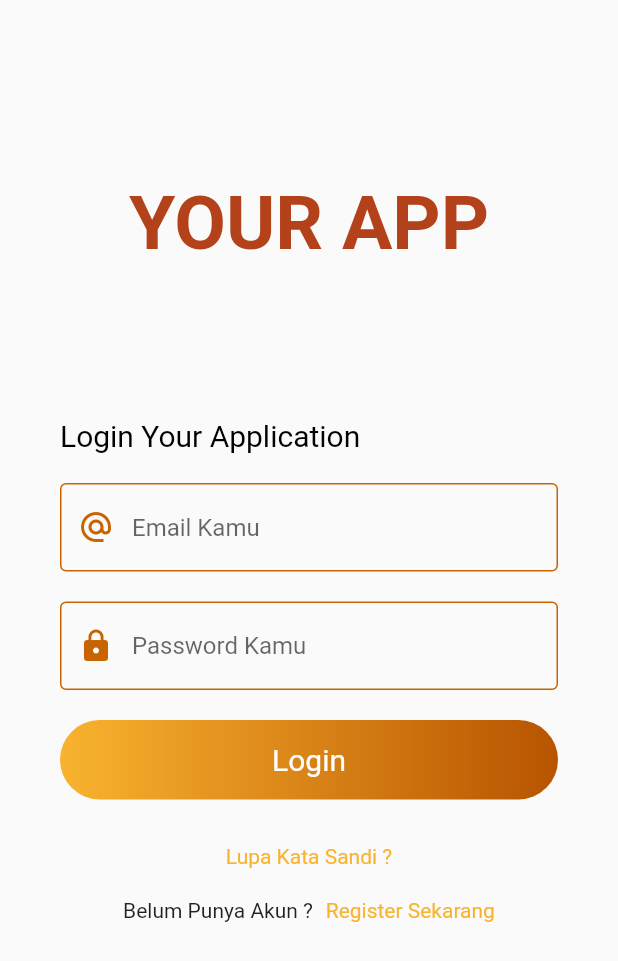
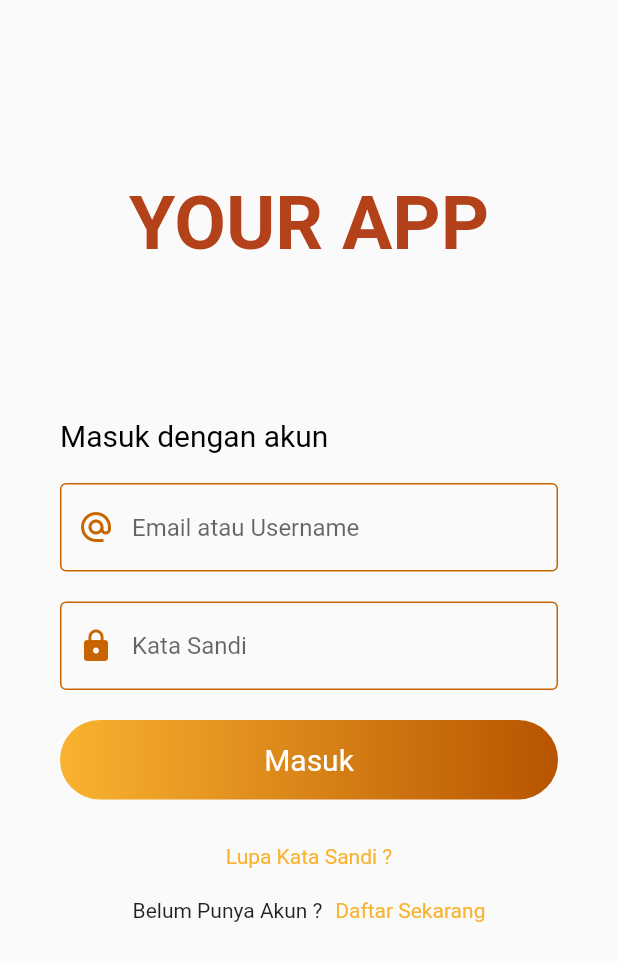
Before and after one commit to Dewiagesti/project_pkbm, a Flutter app: the screen it shows after launch, on a phone screen of 412 x 824 dp. Shown: the top 961 px of the screen. Run offline on Flutter 3.47's test engine with Material 2 defaults, Android fonts, the phone set to English and light mode, and no system bars; our stand-ins replace shared_preferences.

```diff
--- a/lib/loginApp.dart
+++ b/lib/login.dart
@@ -1,15 +1,15 @@
 import 'package:flutter/material.dart';
 
-class LoginApp extends StatefulWidget {
+class Login extends StatefulWidget {
   @override
-  _LoginAppState createState() => _LoginAppState();
+  _LoginState createState() => _LoginState();
 }
 
-class _LoginAppState extends State<LoginApp> {
+class _LoginState extends State<Login> {
   @override
   Widget build(BuildContext context) {
     return MaterialApp(
-        title: 'Login App Example',
+        title: 'Agenda Kegiatan PKBM',
         theme: ThemeData(
             primaryColor: Color(0XFFF9BF3B),
             iconTheme: IconThemeData(color: Color(0XFFF9BF3B)),
@@ -31,7 +31,7 @@ class _LoginAppState extends State<LoginApp> {
                             color: Color(0XFFB3421B))),
                   ),
                   SizedBox(height: 100.0),
-                  Text('Login Your Application',
+                  Text('Masuk dengan akun',
                       style: TextStyle(fontSize: 20.0, color: Colors.black)),
                   SizedBox(height: 20.0),
                   TextFormField(
@@ -42,7 +42,7 @@ class _LoginAppState extends State<LoginApp> {
                         enabledBorder: OutlineInputBorder(
                             borderSide: BorderSide(
                                 color: Color(0XFFC86400), width: 1.0)),
-                        hintText: 'Email Kamu',
+                        hintText: 'Email atau Username',
                         prefixIcon: Icon(Icons.alternate_email,
                             color: Color(0XFFC86400))),
                   ),
@@ -55,7 +55,7 @@ class _LoginAppState extends State<LoginApp> {
                         enabledBorder: OutlineInputBorder(
                             borderSide: BorderSide(
                                 color: Color(0XFFC86400), width: 1.0)),
-                        hintText: 'Password Kamu',
+                        hintText: 'Kata Sandi',
                         prefixIcon: Icon(Icons.lock, color: Color(0XFFC86400))),
                     obscureText: true,
                   ),
@@ -70,7 +70,7 @@ class _LoginAppState extends State<LoginApp> {
                           gradient: LinearGradient(
                               colors: [Color(0XFFF9B32F), Color(0XFFB85400)]),
                           borderRadius: BorderRadius.circular(100.0)),
-                      child: Text('Login',
+                      child: Text('Masuk',
                           textAlign: TextAlign.center,
                           style:
                               TextStyle(color: Colors.white, fontSize: 20.0)),
@@ -94,7 +94,7 @@ class _LoginAppState extends State<LoginApp> {
                       InkWell(
                         onTap: () {},
                         child: Center(
-                          child: Text('Register Sekarang',
+                          child: Text('Daftar Sekarang',
                               style: TextStyle(color: Color(0XFFF9B32F))),
                         ),
                       )
--- a/lib/main.dart
+++ b/lib/main.dart
@@ -1,4 +1,27 @@
 import 'package:flutter/material.dart';
-import './loginApp.dart';
+import './launcher.dart';
+import './login.dart';
+import './landing.dart';
 
-void main() => runApp(LoginApp());
+void main() {
+  runApp(MyApp());
+}
+
+class MyApp extends StatelessWidget {
+  @override
+  Widget build(BuildContext context) {
+    return MaterialApp(
+      title: 'Flutter Demo',
+      debugShowCheckedModeBanner: false,
+      theme: ThemeData(
+        primarySwatch: Colors.blue,
+        visualDensity: VisualDensity.adaptivePlatformDensity,
+      ),
+      home: LauncherPage(),
+      routes: <String, WidgetBuilder>{
+        '/login': (BuildContext context) => new Login(),
+        '/landing': (BuildContext context) => new LandingPage(),
+      },
+    );
+  }
+}
```
Also changed, not shown: lib/landing.dart (added, +47 -0 lines), lib/launcher.dart (added, +71 -0 lines), pubspec.yaml (+6 -4 lines), assets/dinas-pendidikan.jpeg (added), assets/logo bwi.png (added), assets/pkbm.png (added), pubspec.lock, 1 other file.
